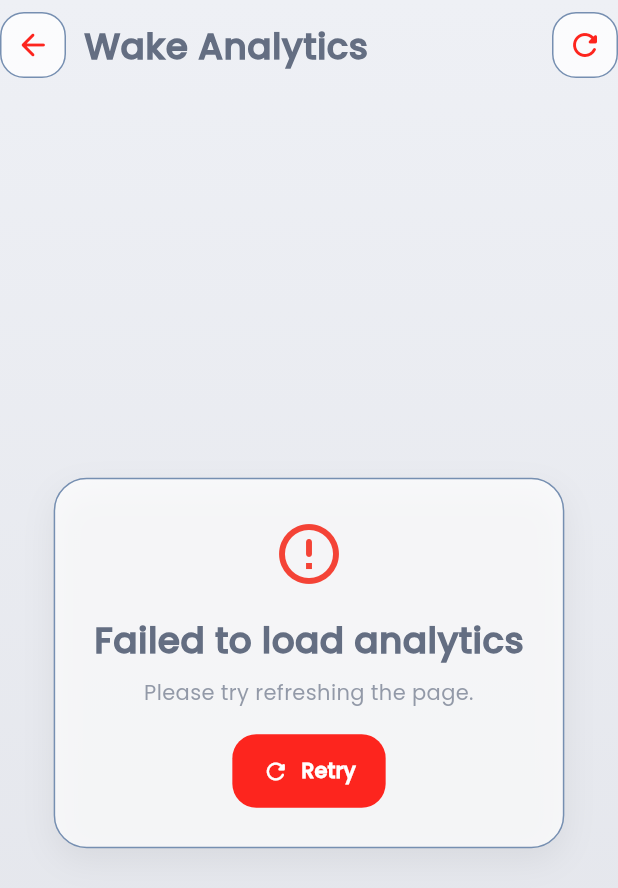
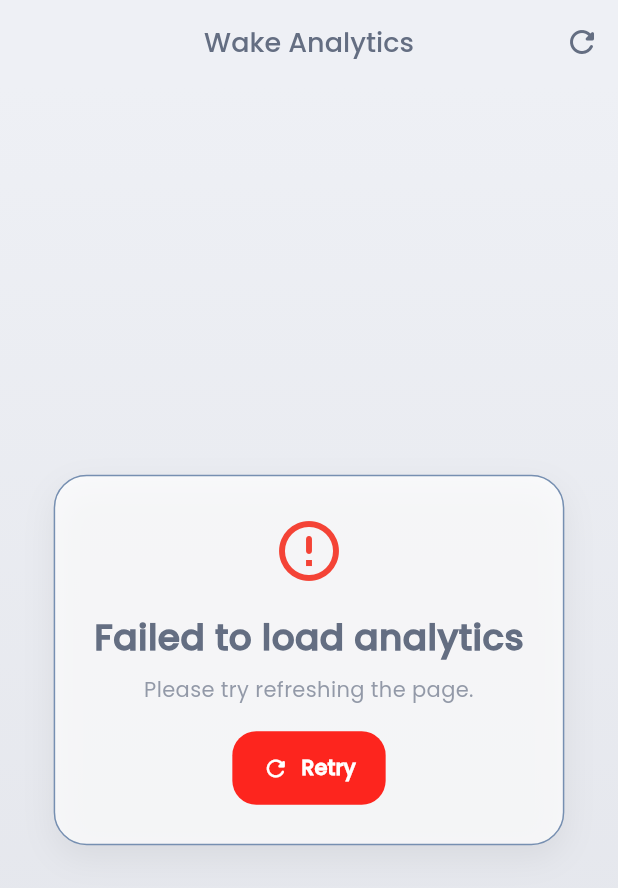
Before and after one commit to Pythoenixx/alarm_walker, a Flutter app: the WakeAnalyticsScreen screen opened by its route, on a phone screen of 412 x 824 dp. Shown: the top 888 px of the screen. Run offline on Flutter 3.47's test engine with Material 3 defaults, Android fonts, the phone set to English and light mode, and no system bars; our stand-ins replace audioplayers, cloud_firestore, device_preview_plus, file_picker, firebase_auth, firebase_core and 11 more; missing offline and left inert: alarm, disable_battery_optimization, flutter_inset_box_shadow_update; accounts and stored records are empty; generated files the repository leaves out were written again.

Commit message:
Polish weather snooze skip and analytics followup

```diff
--- a/lib/screens/wake_analytics_screen.dart
+++ b/lib/screens/wake_analytics_screen.dart
@@ -76,6 +76,29 @@
     final bool isDark = context.isDarkMode;
 
     return Scaffold(
+      backgroundColor: isDark ? AppColors.darkScaffold1 : AppColors.lightScaffold1,
+      appBar: AppBar(
+        scrolledUnderElevation: 0,
+        backgroundColor: isDark ? AppColors.darkScaffold1 : AppColors.lightScaffold1,
+        leading:
+            Navigator.of(context).canPop()
+                ? IconButton(
+                  tooltip: 'Back',
+                  onPressed: () => Navigator.of(context).pop(),
+                  icon: const Icon(Icons.arrow_back),
+                )
+                : null,
+        centerTitle: true,
+        title: const Text('Wake Analytics'),
+        titleTextStyle: AppTextStyles.heading(context),
+        actions: [
+          IconButton(
+            tooltip: 'Refresh',
+            onPressed: () => unawaited(_refresh()),
+            icon: const Icon(Icons.refresh_rounded),
+          ),
+        ],
+      ),
       body: DecoratedBox(
         decoration: BoxDecoration(
           gradient: LinearGradient(
@@ -88,49 +111,31 @@
           ),
         ),
         child: SafeArea(
+          top: false,
           child: FutureBuilder<_AnalyticsData>(
             future: _future,
             builder: (context, snapshot) {
               if (snapshot.connectionState == ConnectionState.waiting) {
-                return Column(
-                  children: [
-                    _AnalyticsAppBar(onRefresh: () => unawaited(_refresh())),
-                    const Expanded(child: Center(child: CircularProgressIndicator())),
-                  ],
-                );
+                return const Center(child: CircularProgressIndicator());
               }
 
               if (snapshot.hasError) {
-                return Column(
-                  children: [
-                    _AnalyticsAppBar(onRefresh: () => unawaited(_refresh())),
-                    Expanded(
-                      child: _AnalyticsErrorState(
-                        isDark: isDark,
-                        onRetry: () => unawaited(_refresh()),
-                      ),
-                    ),
-                  ],
+                return _AnalyticsErrorState(
+                  isDark: isDark,
+                  onRetry: () => unawaited(_refresh()),
                 );
               }
 
               final data = snapshot.data;
               if (data == null) {
-                return Column(
-                  children: [
-                    _AnalyticsAppBar(onRefresh: () => unawaited(_refresh())),
-                    const Expanded(child: Center(child: CircularProgressIndicator())),
-                  ],
-                );
+                return const Center(child: CircularProgressIndicator());
               }
 
               return RefreshIndicator(
                 onRefresh: _refresh,
                 child: ListView(
-                  padding: const EdgeInsets.fromLTRB(16, 0, 16, 24),
+                  padding: const EdgeInsets.fromLTRB(16, 16, 16, 24),
                   children: [
-                    _AnalyticsAppBar(onRefresh: () => unawaited(_refresh())),
-                    const SizedBox(height: 8),
                     _OverviewHero(data: data, isDark: isDark),
                     const SizedBox(height: 16),
                     _SectionHeader(
@@ -173,100 +178,6 @@
                 ),
               );
             },
-          ),
-        ),
-      ),
-    );
-  }
-}
-
-class _AnalyticsAppBar extends StatelessWidget {
-  final VoidCallback onRefresh;
-
-  const _AnalyticsAppBar({required this.onRefresh});
-
-  @override
-  Widget build(BuildContext context) {
-    final isDark = context.isDarkMode;
-    final foreground =
-        isDark ? AppColors.darkBackgroundText : AppColors.lightBackgroundText;
-
-    return Padding(
-      padding: const EdgeInsets.fromLTRB(0, 8, 0, 8),
-      child: Row(
-        children: [
-          _RoundIconButton(
-            icon: Icons.arrow_back_rounded,
-            tooltip: 'Back',
-            onTap: () => Navigator.pop(context),
-            isDark: isDark,
-          ),
-          const SizedBox(width: 12),
-          Expanded(
-            child: Column(
-              crossAxisAlignment: CrossAxisAlignment.start,
-              children: [
-                Text(
-                  'Wake Analytics',
-                  style: AppTextStyles.large(context).copyWith(
-                    fontSize: 24,
-                    fontWeight: FontWeight.bold,
-                    color: foreground,
-                  ),
-                ),
-
-              ],
-            ),
-          ),
-          _RoundIconButton(
-            icon: Icons.refresh_rounded,
-            tooltip: 'Refresh',
-            onTap: onRefresh,
-            isDark: isDark,
-          ),
-        ],
-      ),
-    );
-  }
-}
-
-class _RoundIconButton extends StatelessWidget {
-  final IconData icon;
-  final String tooltip;
-  final VoidCallback onTap;
-  final bool isDark;
-
-  const _RoundIconButton({
-    required this.icon,
-    required this.tooltip,
-    required this.onTap,
-    required this.isDark,
-  });
-
-  @override
-  Widget build(BuildContext context) {
-    return Tooltip(
-      message: tooltip,
-      child: Material(
-        color:
-            isDark
-                ? AppColors.darkScaffold1.withValues(alpha: 0.65)
-                : Colors.white.withValues(alpha: 0.78),
-        borderRadius: BorderRadius.circular(16),
-        child: InkWell(
-          onTap: onTap,
-          borderRadius: BorderRadius.circular(16),
-          child: Container(
-            width: 44,
-            height: 44,
-            alignment: Alignment.center,
-            decoration: BoxDecoration(
-              borderRadius: BorderRadius.circular(16),
-              border: Border.all(
-                color: isDark ? AppColors.darkBorder : AppColors.lightBlueGrey,
-              ),
-            ),
-            child: Icon(icon, color: AppColors.primary),
           ),
         ),
       ),
```
Also changed, not shown: lib/screens/alarm_gate_screen.dart (+11 -19 lines), lib/screens/math_alarm_screen.dart (+10 -4 lines), lib/services/adaptive_difficulty_service.dart (+19 -5 lines), lib/widgets/weather_card.dart (+5 -5 lines).
